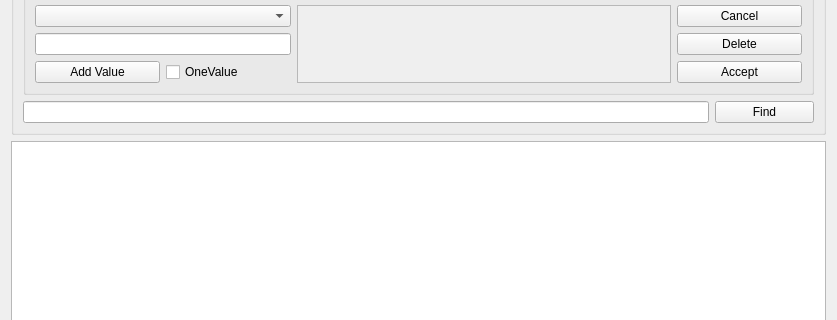
The window that AraSteamManager/formachievements.ui (Arankir/AraSteamManager) describes before a commit, drawn with Qt 5; both pictures show x 0 to 837 and y 394 to 714 of the 837 by 838 pixel window.
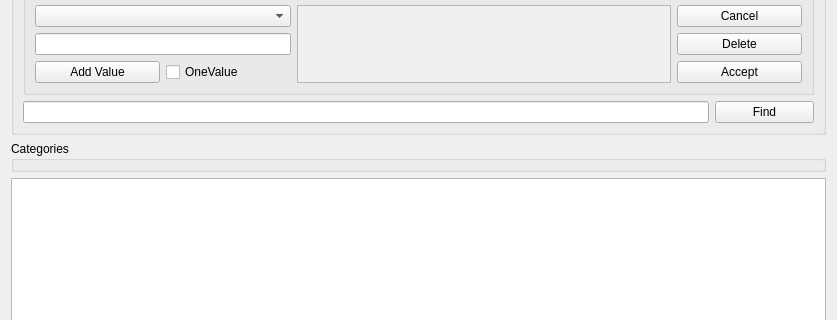
The same window after the commit.

What changed in the file:
```diff
--- a/AraSteamManager/formachievements.ui
+++ b/AraSteamManager/formachievements.ui
@@ -347,6 +347,13 @@
      </property>
     </widget>
    </item>
+   <item row="4" column="0" colspan="3">
+    <widget class="QGroupBox" name="GroupBoxCategories">
+     <property name="title">
+      <string>Categories</string>
+     </property>
+    </widget>
+   </item>
   </layout>
  </widget>
  <resources/>
```
